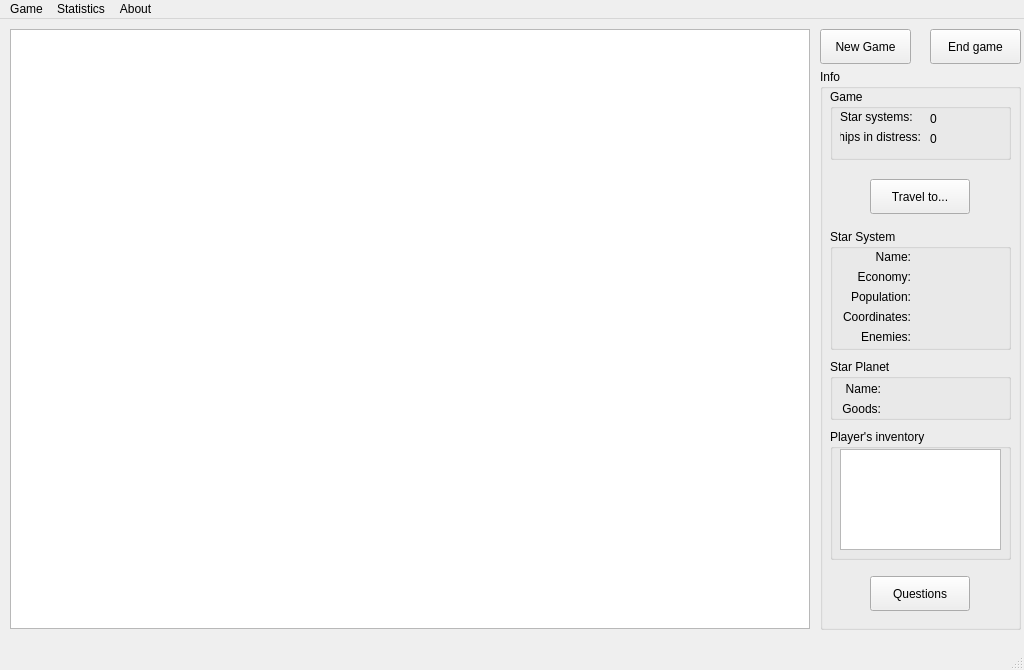
Above: GalaxyGame/Student/mainwindow.ui from ado130/GalaxyGame before the change. Below: the same form after it.
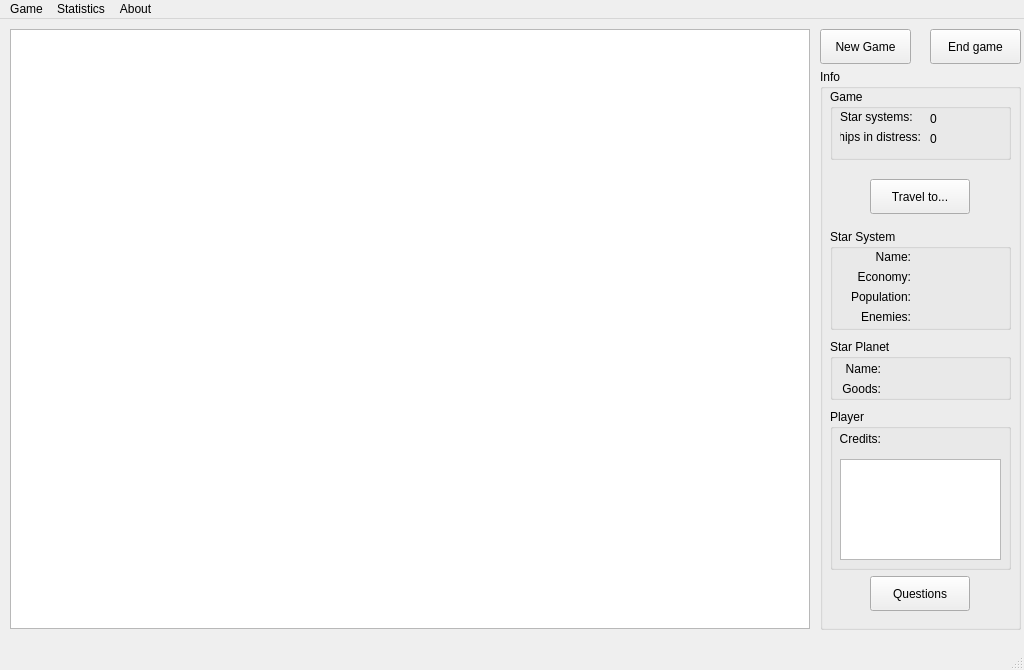
That is the form after the change. Icons and pictures are not drawn.

```diff
--- a/GalaxyGame/Student/mainwindow.ui
+++ b/GalaxyGame/Student/mainwindow.ui
@@ -92,7 +92,7 @@
        <x>10</x>
        <y>160</y>
        <width>181</width>
-       <height>121</height>
+       <height>101</height>
       </rect>
      </property>
      <property name="title">
@@ -146,22 +146,6 @@
        <set>Qt::AlignRight|Qt::AlignTrailing|Qt::AlignVCenter</set>
       </property>
      </widget>
-     <widget class="QLabel" name="label_6">
-      <property name="geometry">
-       <rect>
-        <x>10</x>
-        <y>80</y>
-        <width>71</width>
-        <height>16</height>
-       </rect>
-      </property>
-      <property name="text">
-       <string>Coordinates:</string>
-      </property>
-      <property name="alignment">
-       <set>Qt::AlignRight|Qt::AlignTrailing|Qt::AlignVCenter</set>
-      </property>
-     </widget>
      <widget class="QLabel" name="lbSSEconomy">
       <property name="geometry">
        <rect>
@@ -230,7 +214,7 @@
       <property name="geometry">
        <rect>
         <x>90</x>
-        <y>100</y>
+        <y>80</y>
         <width>71</width>
         <height>16</height>
        </rect>
@@ -246,7 +230,7 @@
       <property name="geometry">
        <rect>
         <x>10</x>
-        <y>100</y>
+        <y>80</y>
         <width>71</width>
         <height>16</height>
        </rect>
@@ -344,7 +328,7 @@
      <property name="geometry">
       <rect>
        <x>10</x>
-       <y>290</y>
+       <y>270</y>
        <width>181</width>
        <height>61</height>
       </rect>
@@ -421,19 +405,19 @@
      <property name="geometry">
       <rect>
        <x>10</x>
-       <y>360</y>
+       <y>340</y>
        <width>181</width>
-       <height>131</height>
+       <height>161</height>
       </rect>
      </property>
      <property name="title">
-      <string>Player's inventory</string>
+      <string>Player</string>
      </property>
      <widget class="QPlainTextEdit" name="ptPlayerInventory">
       <property name="geometry">
        <rect>
         <x>10</x>
-        <y>20</y>
+        <y>50</y>
         <width>161</width>
         <height>101</height>
        </rect>
@@ -442,6 +426,38 @@
        <bool>true</bool>
       </property>
      </widget>
+     <widget class="QLabel" name="lbCredits">
+      <property name="geometry">
+       <rect>
+        <x>60</x>
+        <y>20</y>
+        <width>101</width>
+        <height>20</height>
+       </rect>
+      </property>
+      <property name="text">
+       <string/>
+      </property>
+      <property name="alignment">
+       <set>Qt::AlignLeading|Qt::AlignLeft|Qt::AlignVCenter</set>
+      </property>
+     </widget>
+     <widget class="QLabel" name="label_09">
+      <property name="geometry">
+       <rect>
+        <x>10</x>
+        <y>20</y>
+        <width>41</width>
+        <height>20</height>
+       </rect>
+      </property>
+      <property name="text">
+       <string>Credits:</string>
+      </property>
+      <property name="alignment">
+       <set>Qt::AlignRight|Qt::AlignTrailing|Qt::AlignVCenter</set>
+      </property>
+     </widget>
     </widget>
     <widget class="QPushButton" name="pbQuestions">
      <property name="geometry">
```
Left out of the diff: 34 changed lines with no effect on the pictures.
